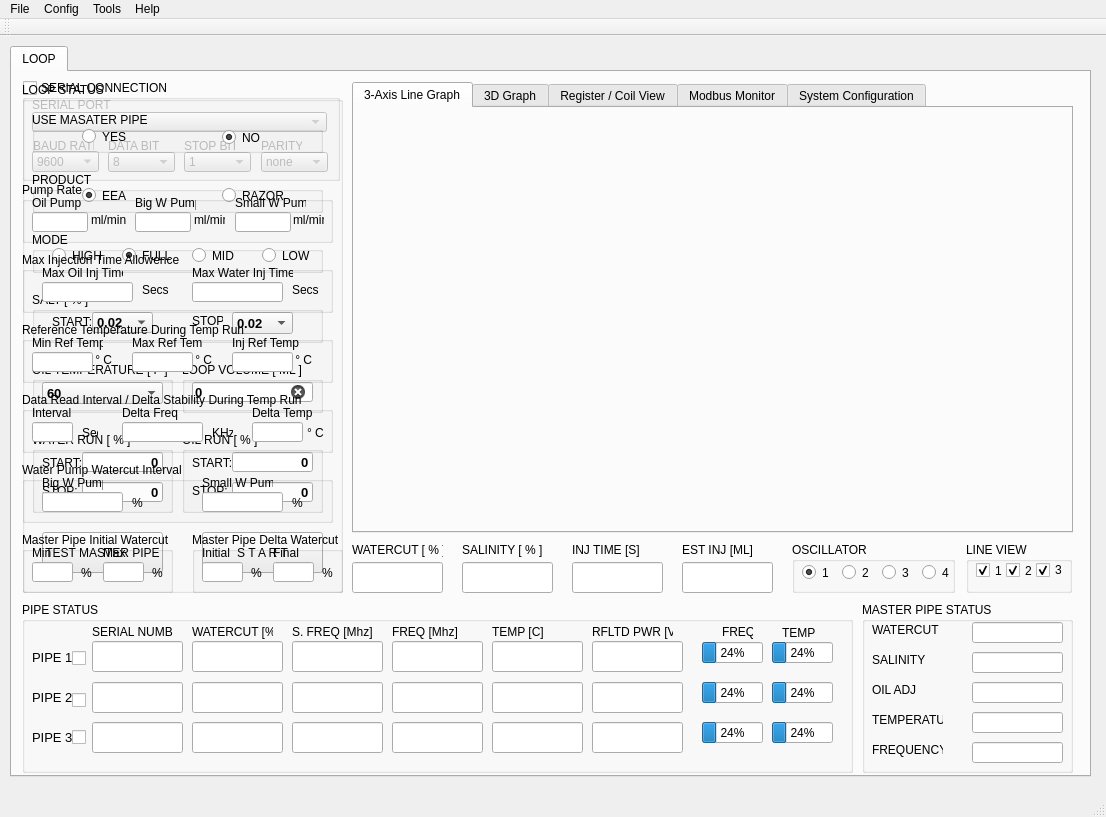
Qt form Sparky/forms/mainwindow.ui (embeddedlinuxer/Sparky) before a commit.
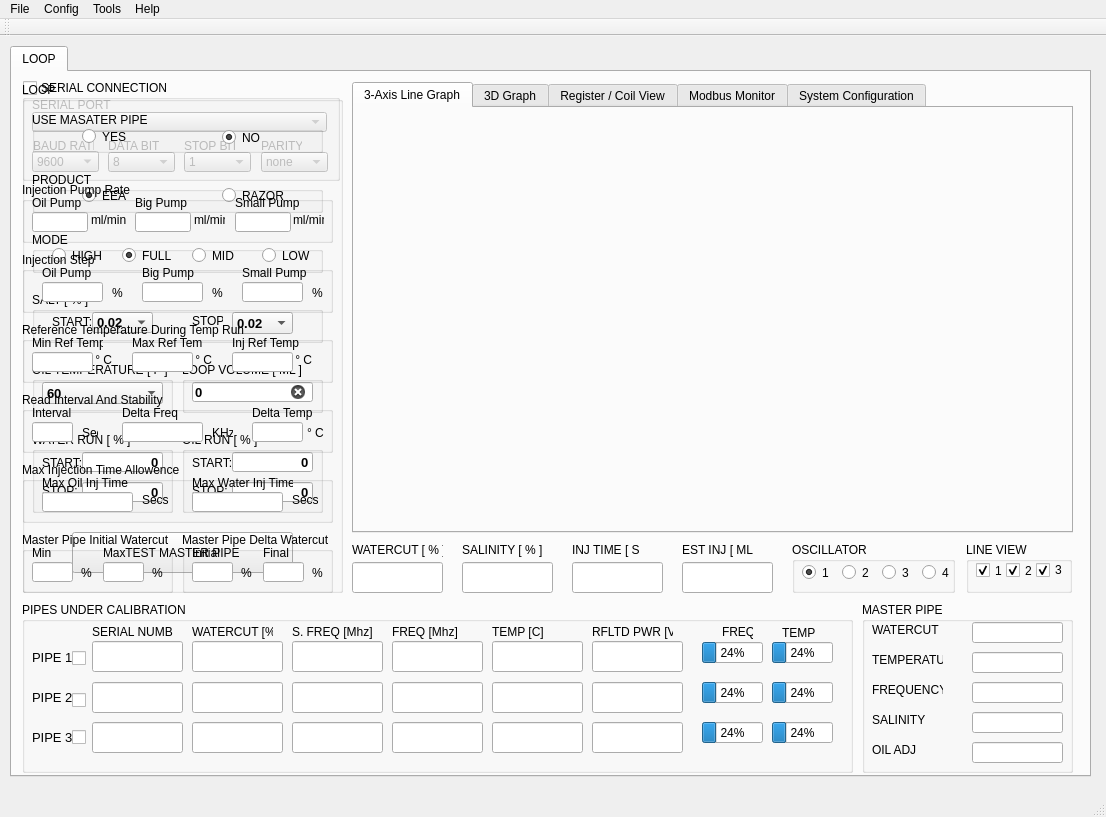
The same form after that commit. Icons and pictures are not drawn.

What changed in the file:
```diff
--- a/Sparky/forms/mainwindow.ui
+++ b/Sparky/forms/mainwindow.ui
@@ -277,7 +277,7 @@
        </rect>
       </property>
       <property name="title">
-       <string>LOOP STATUS</string>
+       <string>LOOP</string>
       </property>
       <property name="checkable">
        <bool>false</bool>
@@ -885,19 +885,6 @@
         </property>
        </widget>
       </widget>
-      <widget class="QPushButton" name="pushButton_4">
-       <property name="geometry">
-        <rect>
-         <x>180</x>
-         <y>450</y>
-         <width>121</width>
-         <height>41</height>
-        </rect>
-       </property>
-       <property name="text">
-        <string>S T A R T</string>
-       </property>
-      </widget>
       <widget class="QGroupBox" name="groupBox_11">
        <property name="geometry">
         <rect>
@@ -943,9 +930,9 @@
       <widget class="QPushButton" name="pushButton">
        <property name="geometry">
         <rect>
-         <x>20</x>
+         <x>50</x>
          <y>450</y>
-         <width>121</width>
+         <width>221</width>
          <height>41</height>
         </rect>
        </property>
@@ -964,7 +951,7 @@
        </rect>
       </property>
       <property name="title">
-       <string>PIPE STATUS</string>
+       <string>PIPES UNDER CALIBRATION</string>
       </property>
       <widget class="QLabel" name="label_98">
        <property name="geometry">
@@ -3029,12 +3016,12 @@
        <rect>
         <x>670</x>
         <y>470</y>
-        <width>111</width>
+        <width>71</width>
         <height>16</height>
        </rect>
       </property>
       <property name="text">
-       <string>EST INJ [ML]</string>
+       <string>EST INJ [ ML ]</string>
       </property>
      </widget>
      <widget class="QLabel" name="label_3">
@@ -3042,7 +3029,7 @@
        <rect>
         <x>450</x>
         <y>470</y>
-        <width>91</width>
+        <width>81</width>
         <height>16</height>
        </rect>
       </property>
@@ -3055,12 +3042,12 @@
        <rect>
         <x>560</x>
         <y>470</y>
-        <width>111</width>
+        <width>71</width>
         <height>16</height>
        </rect>
       </property>
       <property name="text">
-       <string>INJ TIME [S]</string>
+       <string>INJ TIME [ S ]</string>
       </property>
      </widget>
      <widget class="QGroupBox" name="groupBox_92">
@@ -3134,7 +3121,7 @@
        </rect>
       </property>
       <property name="title">
-       <string>MASTER PIPE STATUS</string>
+       <string>MASTER PIPE</string>
       </property>
       <property name="checkable">
        <bool>false</bool>
@@ -3159,7 +3146,7 @@
        <property name="geometry">
         <rect>
          <x>10</x>
-         <y>50</y>
+         <y>110</y>
          <width>61</width>
          <height>16</height>
         </rect>
@@ -3172,7 +3159,7 @@
        <property name="geometry">
         <rect>
          <x>10</x>
-         <y>80</y>
+         <y>140</y>
          <width>91</width>
          <height>16</height>
         </rect>
@@ -3227,7 +3214,7 @@
        <property name="geometry">
         <rect>
          <x>110</x>
-         <y>80</y>
+         <y>140</y>
          <width>91</width>
          <height>21</height>
         </rect>
@@ -3269,7 +3256,7 @@
        <property name="geometry">
         <rect>
          <x>110</x>
-         <y>50</y>
+         <y>110</y>
          <width>91</width>
          <height>21</height>
         </rect>
@@ -3307,53 +3294,24 @@
         <bool>false</bool>
        </property>
       </widget>
-      <widget class="QLineEdit" name="lineEdit_29">
+      <widget class="QLabel" name="label_27">
        <property name="geometry">
         <rect>
-         <x>110</x>
-         <y>110</y>
-         <width>91</width>
-         <height>21</height>
+         <x>10</x>
+         <y>80</y>
+         <width>71</width>
+         <height>16</height>
         </rect>
        </property>
-       <property name="font">
-        <font>
-         <pointsize>14</pointsize>
-         <weight>50</weight>
-         <bold>false</bold>
-         <strikeout>false</strikeout>
-        </font>
-       </property>
-       <property name="mouseTracking">
-        <bool>true</bool>
-       </property>
-       <property name="acceptDrops">
-        <bool>true</bool>
-       </property>
-       <property name="inputMask">
-        <string/>
-       </property>
        <property name="text">
-        <string/>
-       </property>
-       <property name="alignment">
-        <set>Qt::AlignCenter</set>
-       </property>
-       <property name="readOnly">
-        <bool>true</bool>
-       </property>
-       <property name="placeholderText">
-        <string/>
-       </property>
-       <property name="clearButtonEnabled">
-        <bool>false</bool>
+        <string>FREQUENCY</string>
        </property>
       </widget>
       <widget class="QLabel" name="label_26">
        <property name="geometry">
         <rect>
          <x>10</x>
-         <y>110</y>
+         <y>50</y>
          <width>71</width>
          <height>16</height>
         </rect>
@@ -3362,11 +3320,53 @@
         <string>TEMPERATURE</string>
        </property>
       </widget>
+      <widget class="QLineEdit" name="lineEdit_29">
+       <property name="geometry">
+        <rect>
+         <x>110</x>
+         <y>50</y>
+         <width>91</width>
+         <height>21</height>
+        </rect>
+       </property>
+       <property name="font">
+        <font>
+         <pointsize>14</pointsize>
+         <weight>50</weight>
+         <bold>false</bold>
+         <strikeout>false</strikeout>
+        </font>
+       </property>
+       <property name="mouseTracking">
+        <bool>true</bool>
+       </property>
+       <property name="acceptDrops">
+        <bool>true</bool>
+       </property>
+       <property name="inputMask">
+        <string/>
+       </property>
+       <property name="text">
+        <string/>
+       </property>
+       <property name="alignment">
+        <set>Qt::AlignCenter</set>
+       </property>
+       <property name="readOnly">
+        <bool>true</bool>
+       </property>
+       <property name="placeholderText">
+        <string/>
+       </property>
+       <property name="clearButtonEnabled">
+        <bool>false</bool>
+       </property>
+      </widget>
       <widget class="QLineEdit" name="lineEdit_30">
        <property name="geometry">
         <rect>
          <x>110</x>
-         <y>140</y>
+         <y>80</y>
          <width>91</width>
          <height>21</height>
         </rect>
@@ -3404,19 +3404,6 @@
         <bool>false</bool>
        </property>
       </widget>
-      <widget class="QLabel" name="label_27">
-       <property name="geometry">
-        <rect>
-         <x>10</x>
-         <y>140</y>
-         <width>71</width>
-         <height>16</height>
-        </rect>
-       </property>
-       <property name="text">
-        <string>FREQUENCY</string>
-       </property>
-      </widget>
      </widget>
      <widget class="QLineEdit" name="lineEdit_23">
       <property name="geometry">
@@ -3696,7 +3683,7 @@
      <widget class="QGroupBox" name="groupBox_30">
       <property name="geometry">
        <rect>
-        <x>180</x>
+        <x>170</x>
         <y>460</y>
         <width>151</width>
         <height>61</height>
@@ -3804,33 +3791,33 @@
       <property name="geometry">
        <rect>
         <x>10</x>
-        <y>390</y>
+        <y>180</y>
         <width>311</width>
         <height>61</height>
        </rect>
       </property>
       <property name="title">
-       <string>Water Pump Watercut Interval</string>
+       <string>Injection Step</string>
       </property>
       <widget class="QLabel" name="label_67">
        <property name="geometry">
         <rect>
-         <x>180</x>
+         <x>220</x>
          <y>10</y>
          <width>71</width>
          <height>21</height>
         </rect>
        </property>
        <property name="text">
-        <string>Small W Pump</string>
+        <string>Small Pump</string>
        </property>
       </widget>
       <widget class="QLineEdit" name="lineEdit_74">
        <property name="geometry">
         <rect>
-         <x>20</x>
+         <x>120</x>
          <y>30</y>
-         <width>81</width>
+         <width>61</width>
          <height>20</height>
         </rect>
        </property>
@@ -3849,22 +3836,22 @@
       <widget class="QLabel" name="label_68">
        <property name="geometry">
         <rect>
-         <x>20</x>
+         <x>120</x>
          <y>10</y>
          <width>61</width>
          <height>21</height>
         </rect>
        </property>
        <property name="text">
-        <string>Big W Pump</string>
+        <string>Big Pump</string>
        </property>
       </widget>
       <widget class="QLineEdit" name="lineEdit_73">
        <property name="geometry">
         <rect>
-         <x>180</x>
+         <x>220</x>
          <y>30</y>
-         <width>81</width>
+         <width>61</width>
          <height>20</height>
         </rect>
        </property>
@@ -3883,7 +3870,7 @@
       <widget class="QLabel" name="label_85">
        <property name="geometry">
         <rect>
-         <x>110</x>
+         <x>190</x>
          <y>30</y>
          <width>16</width>
          <height>21</height>
@@ -3896,7 +3883,54 @@
       <widget class="QLabel" name="label_87">
        <property name="geometry">
         <rect>
-         <x>270</x>
+         <x>290</x>
+         <y>30</y>
+         <width>16</width>
+         <height>21</height>
+        </rect>
+       </property>
+       <property name="text">
+        <string>%</string>
+       </property>
+      </widget>
+      <widget class="QLabel" name="label_70">
+       <property name="geometry">
+        <rect>
+         <x>20</x>
+         <y>10</y>
+         <width>61</width>
+         <height>21</height>
+        </rect>
+       </property>
+       <property name="text">
+        <string>Oil Pump</string>
+       </property>
+      </widget>
+      <widget class="QLineEdit" name="lineEdit_79">
+       <property name="geometry">
+        <rect>
+         <x>20</x>
+         <y>30</y>
+         <width>61</width>
+         <height>20</height>
+        </rect>
+       </property>
+       <property name="font">
+        <font>
+         <pointsize>10</pointsize>
+         <weight>75</weight>
+         <bold>true</bold>
+         <strikeout>false</strikeout>
+        </font>
+       </property>
+       <property name="alignment">
+        <set>Qt::AlignCenter</set>
+       </property>
+      </widget>
+      <widget class="QLabel" name="label_88">
+       <property name="geometry">
+        <rect>
+         <x>90</x>
          <y>30</y>
          <width>16</width>
          <height>21</height>
@@ -3917,7 +3951,7 @@
        </rect>
       </property>
       <property name="title">
-       <string>Data Read Interval / Delta Stability During Temp Run</string>
+       <string>Read Interval And Stability</string>
       </property>
       <widget class="QLabel" name="label_64">
        <property name="geometry">
@@ -4219,7 +4253,7 @@
       <property name="geometry">
        <rect>
         <x>10</x>
-        <y>180</y>
+        <y>390</y>
         <width>311</width>
         <height>61</height>
        </rect>
@@ -4245,7 +4279,7 @@
         <rect>
          <x>20</x>
          <y>10</y>
-         <width>81</width>
+         <width>91</width>
          <height>21</height>
         </rect>
        </property>
@@ -4332,7 +4366,7 @@
        </rect>
       </property>
       <property name="title">
-       <string>Pump Rate</string>
+       <string>Injection Pump Rate</string>
       </property>
       <widget class="QLineEdit" name="lineEdit_27">
        <property name="geometry">
@@ -4386,7 +4420,7 @@
         </rect>
        </property>
        <property name="text">
-        <string>Big W Pump</string>
+        <string>Big Pump</string>
        </property>
       </widget>
       <widget class="QLabel" name="label_22">
@@ -4412,7 +4446,7 @@
         </rect>
        </property>
        <property name="text">
-        <string>Small W Pump</string>
+        <string>Small Pump</string>
        </property>
       </widget>
       <widget class="QLineEdit" name="lineEdit_82">
@@ -4562,7 +4596,7 @@
     <string>Settings</string>
    </property>
    <property name="toolTip">
-    <string>Setting serialport</string>
+    <string>Change Configuration</string>
    </property>
   </action>
   <action name="actionStart">
```
